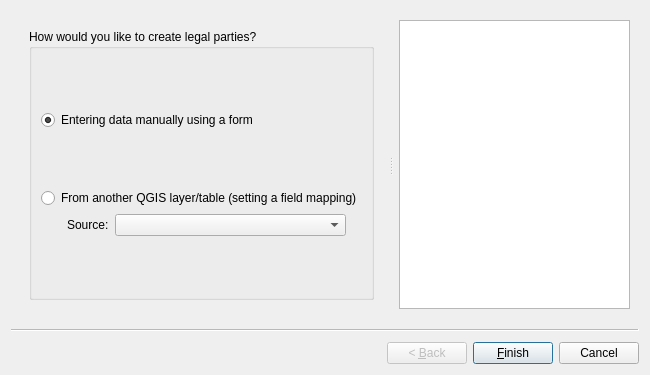
This is asistente_ladm_col/ui/wiz_create_legal_party_cadastre.ui in SwissTierrasColombia/Asistente-LADM-COL as Qt 5 draws it before an edit. The edited form follows.
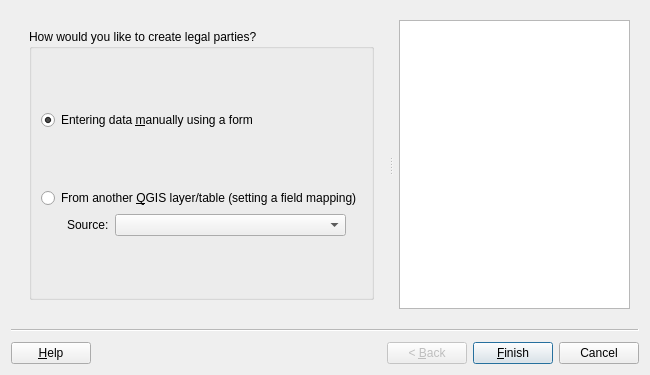
This is the edited form. Custom widgets are drawn as their Qt base class.

Commit message: Linked all exist help buttons

The edit to the form file:
```diff
--- a/asistente_ladm_col/ui/wiz_create_legal_party_cadastre.ui
+++ b/asistente_ladm_col/ui/wiz_create_legal_party_cadastre.ui
@@ -13,6 +13,9 @@
   <property name="windowTitle">
    <string>Create Legal Party</string>
   </property>
+  <property name="options">
+   <set>QWizard::HaveHelpButton</set>
+  </property>
   <widget class="QWizardPage" name="wizardPage1">
    <property name="subTitle">
     <string/>
@@ -65,7 +68,7 @@
               <bool>true</bool>
              </property>
              <property name="text">
-              <string>From another QGIS layer/table (setting a field mapping)</string>
+              <string>From another &amp;QGIS layer/table (setting a field mapping)</string>
              </property>
             </widget>
            </item>
@@ -85,7 +88,7 @@
            <item row="1" column="0" colspan="2">
             <widget class="QRadioButton" name="rad_create_manually">
              <property name="text">
-              <string>Entering data manually using a form</string>
+              <string>Entering data &amp;manually using a form</string>
              </property>
              <property name="checked">
               <bool>true</bool>
```
Left out of the diff: 4 changed lines with no effect on the pictures. The commit also changes 17 other files.
